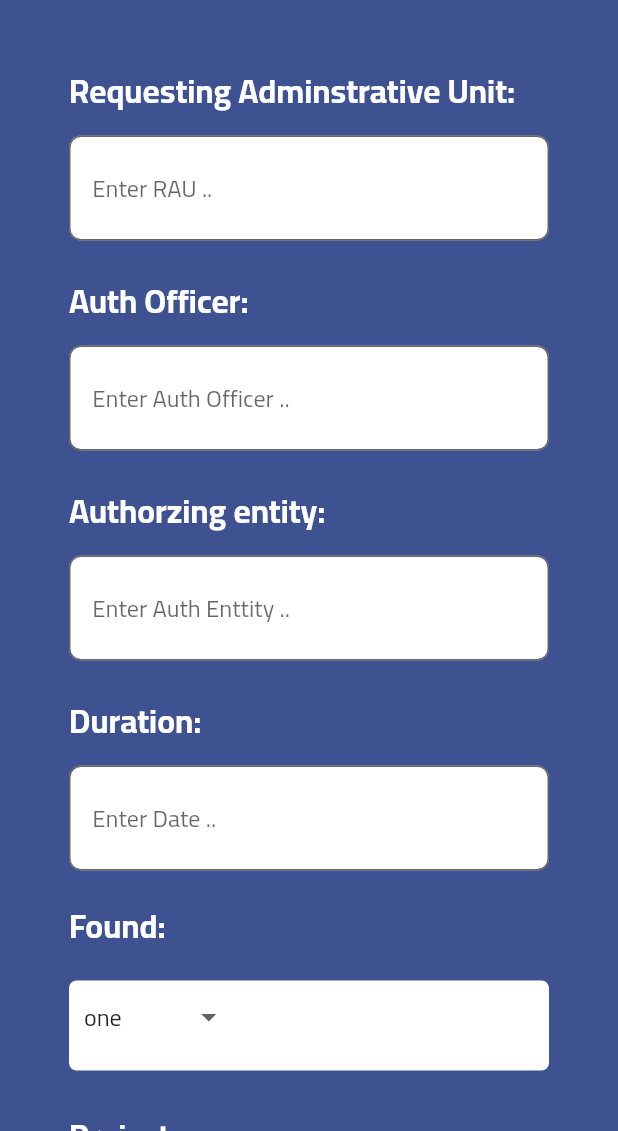
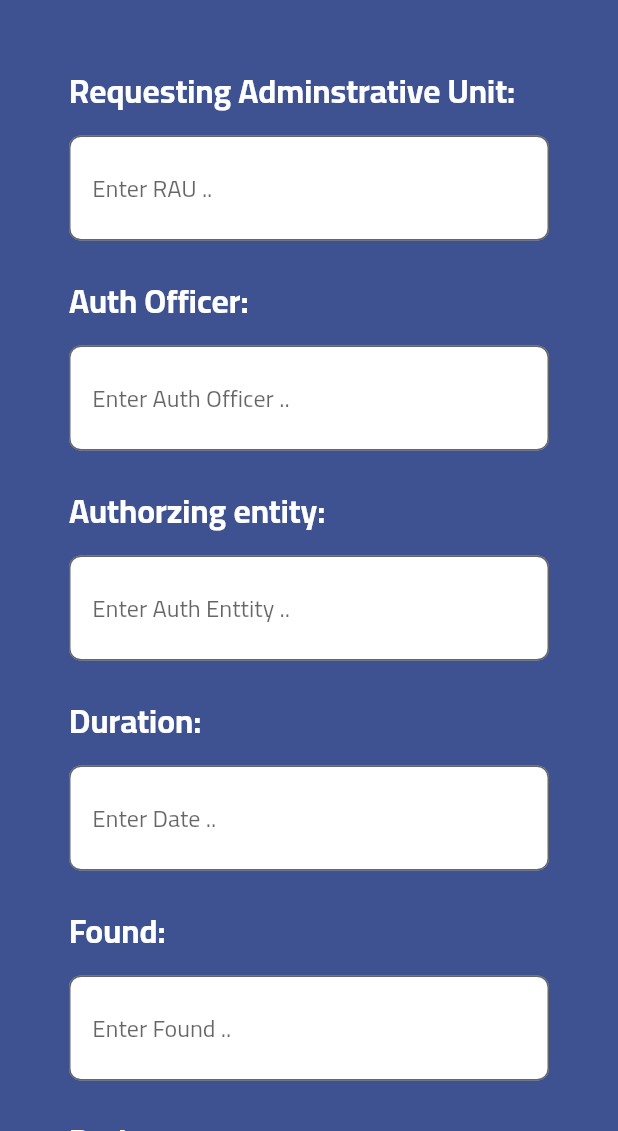
Before and after one commit to ZaidAidaros/goodTunnels, a Flutter app: the screen it shows after launch, on a phone screen of 412 x 824 dp, the part 105-1236 px from its top. Run offline on Flutter 3.47's test engine with Material 2 defaults, Android fonts, the phone set to English and light mode, and no system bars; our stand-ins replace get, get_storage, sqflite; missing offline and left inert: encrypt, sms_advanced, telephony; accounts and stored records are empty.

Commit message:
up 23sss

```diff
--- a/lib/Views/Screens/DeCenterazionSc/newcommitsc.dart
+++ b/lib/Views/Screens/DeCenterazionSc/newcommitsc.dart
@@ -56,138 +56,41 @@ class NewCommitSc extends StatelessWidget {
                     title: "${CommitConstTexts.commitForDuration}",
                     hintText: " Enter Date .. ",
                   ),
-                  Row(
-                    mainAxisAlignment: MainAxisAlignment.spaceEvenly,
-                    children: [
-                      Container(
-                        height: 140,
-                        width: 330,
-                        padding: EdgeInsets.symmetric(horizontal: 5),
-                        child: Form(
-                            child: Column(
-                          crossAxisAlignment: CrossAxisAlignment.start,
-                          mainAxisAlignment: MainAxisAlignment.spaceEvenly,
-                          children: [
-                            Text(
-                              "${CommitConstTexts.comitFound}",
-                              style: TextStyle(
-                                  fontSize: 22,
-                                  color: Colors.white,
-                                  fontWeight: FontWeight.bold),
-                            ),
-                            Container(
-                              width: double.infinity,
-                              height: 60,
-                              padding: EdgeInsets.only(left: 10),
-                              margin: EdgeInsets.symmetric(vertical: 10),
-                              decoration: BoxDecoration(
-                                color: Colors.white,
-                                borderRadius: BorderRadius.circular(5),
-                              ),
-                              child: DropdownButton(
-                                underline: Divider(
-                                  color: Colors.transparent,
-                                ),
-                                hint: Text(
-                                  "${CommitConstTexts.comitFound}",
-                                  style: TextStyle(fontSize: 25),
-                                ),
-                                items: Item.map((e) => DropdownMenuItem(
-                                      child: Text("$e"),
-                                      value: e,
-                                    )).toList(),
-                                onChanged: (value) {
-                                  // setState(() {
-                                  //   Found = value.toString();
-                                  // });
-                                },
-                                value: Found,
-                              ),
-                            ),
-                          ],
-                        )),
-                      ),
-                    ],
+                  BoxFormFiledRequest(
+                    title: "${CommitConstTexts.comitFound}",
+                    hintText: " Enter Found .. ",
                   ),
-                  Row(
-                    mainAxisAlignment: MainAxisAlignment.spaceEvenly,
-                    children: [
-                      Container(
-                        height: 140,
-                        width: 330,
-                        padding: EdgeInsets.symmetric(horizontal: 5),
-                        child: Form(
-                            child: Column(
-                          crossAxisAlignment: CrossAxisAlignment.start,
-                          mainAxisAlignment: MainAxisAlignment.spaceEvenly,
-                          children: [
-                            Text(
-                              "${CommitConstTexts.comitProject}",
-                              style: TextStyle(
-                                  fontSize: 22,
-                                  color: Colors.white,
-                                  fontWeight: FontWeight.bold),
-                            ),
-                            Container(
-                              width: double.infinity,
-                              height: 60,
-                              padding: EdgeInsets.only(left: 10),
-                              margin: EdgeInsets.symmetric(vertical: 10),
-                              decoration: BoxDecoration(
-                                color: Colors.white,
-                                borderRadius: BorderRadius.circular(5),
-                              ),
-                              child: DropdownButton(
-                                underline: Divider(
-                                  color: Colors.transparent,
-                                ),
-                                hint: Text(
-                                  "${CommitConstTexts.comitProject}",
-                                  style: TextStyle(fontSize: 25),
-                                ),
-                                items: Item.map((e) => DropdownMenuItem(
-                                      child: Text("$e"),
-                                      value: e,
-                                    )).toList(),
-                                onChanged: (value) {
-                                  // setState(() {
-                                  //   Found = value.toString();
-                                  // });
-                                },
-                                value: Found,
-                              ),
-                            ),
-                          ],
-                        )),
-                      ),
-                    ],
+                  BoxFormFiledRequest(
+                    title: "${CommitConstTexts.comitProject}",
+                    hintText: " Enter Project .. ",
                   ),
-                  Row(
-                    mainAxisAlignment: MainAxisAlignment.center,
-                    children: [
-                      InkWell(
-                        onTap: (() {
-                          Navigator.of(context)
-                              .pushReplacementNamed("homepage");
-                        }),
-                        child: Container(
-                          alignment: Alignment.center,
-                          margin: EdgeInsets.symmetric(vertical: 40),
-                          height: 50,
-                          width: 200,
-                          decoration: BoxDecoration(
-                            color: Colors.white,
-                            borderRadius: BorderRadius.circular(9),
-                          ),
-                          child: Text(
-                            "${TitlesConstText.Add}",
-                            style: TextStyle(
-                                fontSize: 30, fontWeight: FontWeight.bold),
-                          ),
-                        ),
-                      ),
-                    ],
-                  ),
+
+                  // Row(
+                  //   mainAxisAlignment: MainAxisAlignment.center,
+                  //   children: [
+                  //     InkWell(
+                  //       onTap: (() {
+                  //         Navigator.of(context)
+                  //             .pushReplacementNamed("homepage");
+                  //       }),
+                  //       child: Container(
+                  //         alignment: Alignment.center,
+                  //         margin: EdgeInsets.symmetric(vertical: 40),
+                  //         height: 50,
+                  //         width: 200,
+                  //         decoration: BoxDecoration(
+                  //           color: Colors.white,
+                  //           borderRadius: BorderRadius.circular(9),
+                  //         ),
+                  //         child: Text(
+                  //           "${TitlesConstText.Add}",
+                  //           style: TextStyle(
+                  //               fontSize: 30, fontWeight: FontWeight.bold),
+                  //         ),
+                  //       ),
+                  //     ),
+                  //   ],
+                  // ),
                 ],
               ),
             )),
```
